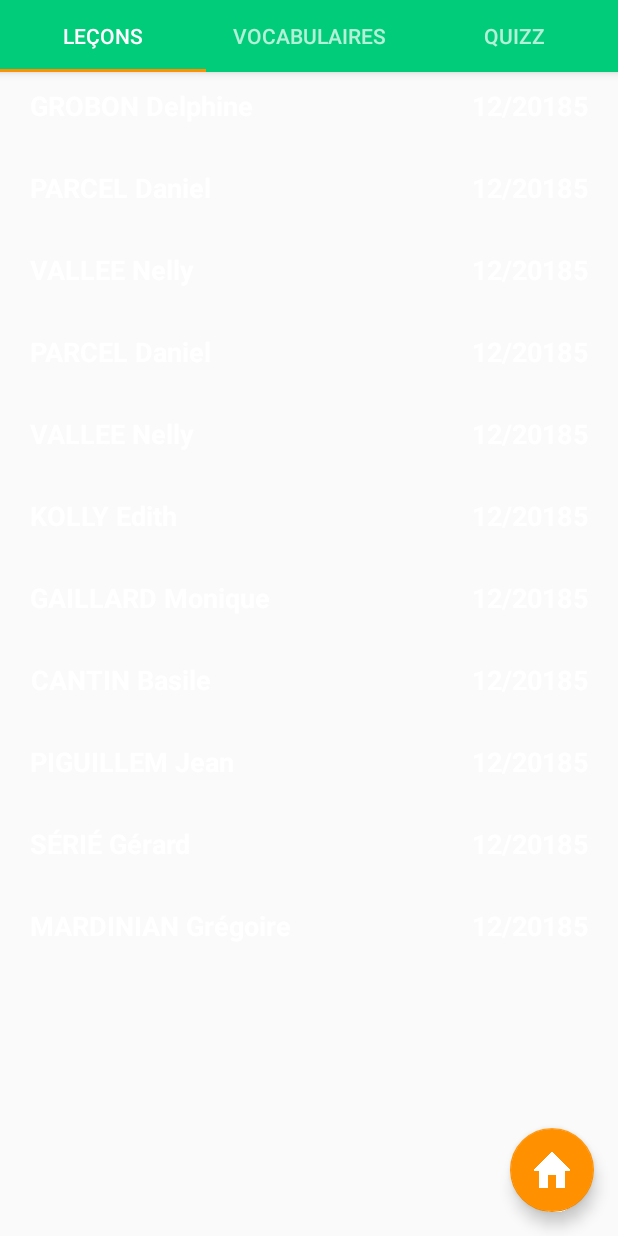
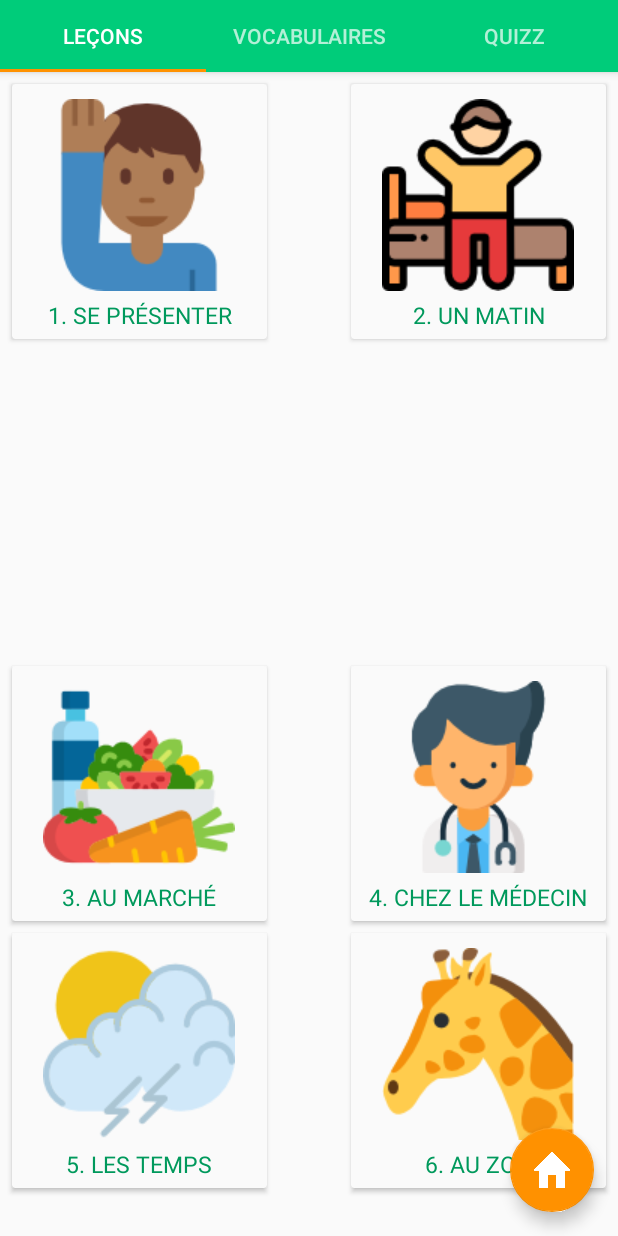
Before and after one commit to laurenkumar/uthayaapp, an Android app: the Tab1Lessons screen opened directly, with no data from a screen before it, on a phone screen of 412 x 824 dp. Run offline under Robolectric (Android 15) with nearby library versions, the phone set to English and light mode, and no system bars.

Commit message:
uthaya_app version 1.0 : working on tab1 of summaryactivity

```diff
--- a/appUthaya/app/build.gradle
+++ b/appUthaya/app/build.gradle
@@ -23,6 +23,7 @@ dependencies {
     implementation 'com.android.support:appcompat-v7:28.0.0'
     implementation 'com.android.support.constraint:constraint-layout:1.1.3'
     implementation 'com.android.support:design:28.0.0'
+    implementation 'com.android.support:support-v4:28.0.0'
     testImplementation 'junit:junit:4.12'
     androidTestImplementation 'com.android.support.test:runner:1.0.2'
     androidTestImplementation 'com.android.support.test.espresso:espresso-core:3.0.2'
--- a/appUthaya/app/src/main/java/com/example/suthayakumar/testapputhaya/SummaryActivity.java
+++ b/appUthaya/app/src/main/java/com/example/suthayakumar/testapputhaya/SummaryActivity.java
@@ -22,19 +22,8 @@ import android.widget.TextView;
 
 public class SummaryActivity extends AppCompatActivity {
 
-    /**
-     * The {@link android.support.v4.view.PagerAdapter} that will provide
-     * fragments for each of the sections. We use a
-     * {@link FragmentPagerAdapter} derivative, which will keep every
-     * loaded fragment in memory. If this becomes too memory intensive, it
-     * may be best to switch to a
-     * {@link android.support.v4.app.FragmentStatePagerAdapter}.
-     */
     private SectionsPagerAdapter mSectionsPagerAdapter;
 
-    /**
-     * The {@link ViewPager} that will host the section contents.
-     */
     private ViewPager mViewPager;
 
     @Override
@@ -42,13 +31,8 @@ public class SummaryActivity extends AppCompatActivity {
         super.onCreate(savedInstanceState);
         setContentView(R.layout.activity_summary);
 
-        /*Toolbar toolbar = (Toolbar) findViewById(R.id.toolbar);
-        setSupportActionBar(toolbar);*/
-        // Create the adapter that will return a fragment for each of the three
-        // primary sections of the activity.
         mSectionsPagerAdapter = new SectionsPagerAdapter(getSupportFragmentManager());
 
-        // Set up the ViewPager with the sections adapter.
         mViewPager = (ViewPager) findViewById(R.id.container);
         mViewPager.setAdapter(mSectionsPagerAdapter);
 
@@ -77,22 +61,16 @@ public class SummaryActivity extends AppCompatActivity {
 
     }
 
-
     @Override
     public boolean onCreateOptionsMenu(Menu menu) {
-        // Inflate the menu; this adds items to the action bar if it is present.
         getMenuInflater().inflate(R.menu.menu_summary, menu);
         return true;
     }
 
     @Override
     public boolean onOptionsItemSelected(MenuItem item) {
-        // Handle action bar item clicks here. The action bar will
-        // automatically handle clicks on the Home/Up button, so long
-        // as you specify a parent activity in AndroidManifest.xml.
         int id = item.getItemId();
 
-        //noinspection SimplifiableIfStatement
         if (id == R.id.action_settings) {
             return true;
         }
@@ -100,23 +78,12 @@ public class SummaryActivity extends AppCompatActivity {
         return super.onOptionsItemSelected(item);
     }
 
-    /**
-     * A placeholder fragment containing a simple view.
-     */
+    //A placeholder fragment containing a simple view.
     public static class PlaceholderFragment extends Fragment {
-        /**
-         * The fragment argument representing the section number for this
-         * fragment.
-         */
         private static final String ARG_SECTION_NUMBER = "section_number";
 
         public PlaceholderFragment() {
         }
-
-        /**
-         * Returns a new instance of this fragment for the given section
-         * number.
-         */
         public static PlaceholderFragment newInstance(int sectionNumber) {
             PlaceholderFragment fragment = new PlaceholderFragment();
             Bundle args = new Bundle();
@@ -135,10 +102,6 @@ public class SummaryActivity extends AppCompatActivity {
         }
     }
 
-    /**
-     * A {@link FragmentPagerAdapter} that returns a fragment corresponding to
-     * one of the sections/tabs/pages.
-     */
     public class SectionsPagerAdapter extends FragmentPagerAdapter {
 
         public SectionsPagerAdapter(FragmentManager fm) {
@@ -165,7 +128,6 @@ public class SummaryActivity extends AppCompatActivity {
 
         @Override
         public int getCount() {
-            // Show 3 total pages.
             return 3;
         }
     }
--- a/appUthaya/app/src/main/java/com/example/suthayakumar/testapputhaya/Tab1Lessons.java
+++ b/appUthaya/app/src/main/java/com/example/suthayakumar/testapputhaya/Tab1Lessons.java
@@ -1,43 +1,28 @@
 package com.example.suthayakumar.testapputhaya;
 
-import android.content.Context;
+import android.app.AlertDialog;
+import android.content.DialogInterface;
 import android.content.Intent;
 import android.os.Bundle;
 import android.support.v4.app.Fragment;
 import android.view.LayoutInflater;
 import android.view.View;
 import android.view.ViewGroup;
-import android.widget.AdapterView;
-import android.widget.BaseAdapter;
-import android.widget.GridView;
-import android.widget.TextView;
-
-import com.example.suthayakumar.testapputhaya.data.SummaryInfo;
-import com.example.suthayakumar.testapputhaya.data.SessionDataManager;
+import android.widget.Button;
 
 public class Tab1Lessons extends Fragment {
 
-    GridView grid;
+    Button chap1;
 
     @Override
     public View onCreateView(LayoutInflater inflater, ViewGroup container,
                              Bundle savedInstanceState) {
         View rootView = inflater.inflate(R.layout.tab1lessons, container, false);
-        if (getActivity() == null)
-            return rootView;
 
-        CustomGrid adapter = new CustomGrid(getActivity(), SessionDataManager.catalog);
-        grid = rootView.findViewById(R.id.catalog);
-        grid.setAdapter(adapter);
-        grid.setOnItemClickListener(new AdapterView.OnItemClickListener() {
-
-            @Override
-            public void onItemClick(AdapterView<?> parent, View view,
-                                    int position, long id) {
-                SessionDataManager.getInstance().save(SessionDataManager.CLIENT_ID,
-                        position);
-
-                Intent intent = new Intent(getActivity(), LessonsInfoActivity.class);
+        chap1 = rootView.findViewById(R.id.chap1);
+        chap1.setOnClickListener(new View.OnClickListener() {
+            public void onClick(View v) {
+                Intent intent = new Intent(getActivity(), MainActivity.class);
                 startActivity(intent);
             }
         });
@@ -45,62 +30,5 @@ public class Tab1Lessons extends Fragment {
         return rootView;
     }
 
-    private class CustomGrid extends BaseAdapter {
-        private final String[][] deliveredClients;
-        LayoutInflater inflater;
-
-        CustomGrid(Context c, String[][] deliveredClients) {
-            this.deliveredClients = deliveredClients;
-            inflater = (LayoutInflater) c.getSystemService(Context.LAYOUT_INFLATER_SERVICE);
-        }
-
-        @Override
-        public int getCount() {
-            return deliveredClients.length;
-        }
-
-        @Override
-        public Object getItem(int position) {
-            return null;
-        }
-
-        @Override
-        public long getItemId(int position) {
-            return 0;
-        }
-
-        @Override
-        public View getView(int position, View convertView, ViewGroup parent) {
-            View grid = convertView;
-            RecordHolder holder;
-
-            if (convertView == null) {
-                grid = inflater.inflate(R.layout.grid_lessons_item, null);
-
-
-                holder = new RecordHolder();
-
-                holder.name = grid.findViewById(R.id.client_name);
-                holder.date = grid.findViewById(R.id.date);
-                holder.coordGps = grid.findViewById(R.id.coord_gps);
-
-                grid.setTag(holder);
-            } else {
-                holder = (RecordHolder) grid.getTag();
-            }
-
-            holder.name.setText(deliveredClients[position][SummaryInfo.name.getValue()]);
-            holder.date.setText(deliveredClients[position][SummaryInfo.date.getValue()]);
-            holder.coordGps.setText(deliveredClients[position][SummaryInfo.coordGprs.getValue()]);
-
-            return grid;
-        }
-    }
-
-    private static class RecordHolder {
-        TextView name;
-        TextView date;
-        TextView coordGps;
-    }
 
 }
--- /dev/null
+++ b/appUthaya/app/src/main/res/drawable/button_lessons.xml
@@ -0,0 +1,16 @@
+<?xml version="1.0" encoding="utf-8"?>
+<shape xmlns:android="http://schemas.android.com/apk/res/android"
+    android:shape="rectangle">
+    <solid
+        android:color="@color/white_gray">
+    </solid>
+
+    <stroke
+        android:width="2dp"
+        android:color="@color/white_gray">
+    </stroke>
+
+    <corners
+        android:radius="1dp">
+    </corners>
+</shape>
--- a/appUthaya/app/src/main/res/layout-v16/tab1lessons.xml
+++ b/appUthaya/app/src/main/res/layout-v16/tab1lessons.xml
@@ -7,7 +7,7 @@
     android:layout_height="match_parent"
     tools:context=".MainActivity$PlaceholderFragment">
 
-    <!--<Button
+    <Button
         android:id="@+id/chap1"
         android:layout_width="170dp"
         android:layout_height="170dp"
@@ -15,10 +15,10 @@
         android:layout_marginLeft="8dp"
         android:layout_marginTop="8dp"
         android:layout_marginBottom="8dp"
-        android:background="@color/white"
+        android:background="@drawable/button_lessons"
         android:contentDescription="@string/say_hello"
         android:drawableTop="@drawable/icon_hello"
-        android:fontFamily="sans-serif-thin"
+        android:fontFamily="sans-serif"
         android:gravity="center"
         android:paddingTop="@dimen/padding_10"
         android:text="@string/title_chap1"
@@ -39,10 +39,10 @@
         android:layout_marginEnd="8dp"
         android:layout_marginRight="8dp"
         android:layout_marginBottom="8dp"
-        android:background="@color/white"
+        android:background="@drawable/button_lessons"
         android:contentDescription="@string/morning"
         android:drawableTop="@drawable/icon_morning"
-        android:fontFamily="sans-serif-thin"
+        android:fontFamily="sans-serif"
         android:gravity="center"
         android:paddingTop="@dimen/padding_10"
         android:text="@string/title_chap2"
@@ -63,20 +63,20 @@
         android:layout_marginLeft="8dp"
         android:layout_marginEnd="8dp"
         android:layout_marginRight="8dp"
-        android:layout_marginBottom="208dp"
-        android:background="@color/white"
+        android:layout_marginBottom="8dp"
+        android:background="@drawable/button_lessons"
         android:contentDescription="@string/market"
         android:drawableTop="@drawable/icon_market"
-        android:fontFamily="sans-serif-thin"
+        android:fontFamily="sans-serif"
         android:gravity="center"
         android:paddingTop="@dimen/padding_10"
         android:text="@string/title_chap3"
         android:textColor="@color/colorPrimaryDark"
         android:textSize="@dimen/little_text_size"
-        app:layout_constraintBottom_toBottomOf="parent"
+        app:layout_constraintBottom_toTopOf="@+id/chap5"
         app:layout_constraintEnd_toStartOf="@+id/chap4"
         app:layout_constraintHorizontal_bias="0.0"
-        app:layout_constraintStart_toStartOf="parent"/>
+        app:layout_constraintStart_toStartOf="parent" />
 
     <Button
         android:id="@+id/chap4"
@@ -84,30 +84,59 @@
         android:layout_height="170dp"
         android:layout_marginEnd="8dp"
         android:layout_marginRight="8dp"
-        android:layout_marginBottom="208dp"
-        android:background="@color/white"
+        android:layout_marginBottom="8dp"
+        android:background="@drawable/button_lessons"
         android:contentDescription="@string/at_gp"
         android:drawableTop="@drawable/icon_doctor"
-        android:fontFamily="sans-serif-thin"
+        android:fontFamily="sans-serif"
         android:gravity="center"
         android:paddingTop="@dimen/padding_10"
         android:text="@string/title_chap4"
         android:textColor="@color/colorPrimaryDark"
         android:textSize="@dimen/little_text_size"
+        app:layout_constraintBottom_toTopOf="@+id/chap6"
+        app:layout_constraintEnd_toEndOf="parent" />
+
+    <Button
+        android:id="@+id/chap5"
+        android:layout_width="170dp"
+        android:layout_height="170dp"
+        android:layout_marginStart="8dp"
+        android:layout_marginLeft="8dp"
+        android:layout_marginBottom="32dp"
+        android:background="@drawable/button_lessons"
+        android:contentDescription="@string/weather"
+        android:drawableTop="@drawable/icon_weather"
+        android:fontFamily="sans-serif"
+        android:gravity="center"
+        android:paddingTop="@dimen/padding_10"
+        android:text="@string/title_chap5"
+        android:textColor="@color/colorPrimaryDark"
+        android:textSize="@dimen/little_text_size"
         app:layout_constraintBottom_toBottomOf="parent"
-        app:layout_constraintEnd_toEndOf="parent"/>-->
+        app:layout_constraintStart_toStartOf="parent" />
 
-    <GridView
-        android:id="@+id/catalog"
-        android:layout_width="match_parent"
-        android:layout_height="wrap_content"
-        android:layout_centerInParent="true"
+    <Button
+        android:id="@+id/chap6"
+        android:layout_width="170dp"
+        android:layout_height="170dp"
+        android:layout_marginStart="8dp"
+        android:layout_marginLeft="8dp"
+        android:layout_marginEnd="8dp"
+        android:layout_marginRight="8dp"
+        android:layout_marginBottom="32dp"
+        android:background="@drawable/button_lessons"
+        android:contentDescription="@string/zoo"
+        android:drawableTop="@drawable/icon_zoo"
+        android:fontFamily="sans-serif"
         android:gravity="center"
-        android:isScrollContainer="true"
-        android:numColumns="1"
-        android:layout_margin="10dp"
-        android:verticalSpacing="10dp"
-        android:horizontalSpacing="10dp"
-        android:stretchMode="columnWidth"/>
+        android:paddingTop="@dimen/padding_10"
+        android:text="@string/title_chap6"
+        android:textColor="@color/colorPrimaryDark"
+        android:textSize="@dimen/little_text_size"
+        app:layout_constraintBottom_toBottomOf="parent"
+        app:layout_constraintEnd_toEndOf="parent"
+        app:layout_constraintHorizontal_bias="1.0"
+        app:layout_constraintStart_toEndOf="@+id/chap5" />
 
 </android.support.constraint.ConstraintLayout>
--- a/appUthaya/app/src/main/res/layout/activity_summary.xml
+++ b/appUthaya/app/src/main/res/layout/activity_summary.xml
@@ -40,12 +40,14 @@
                 android:id="@+id/tabItem2"
                 android:layout_width="wrap_content"
                 android:layout_height="wrap_content"
+                android:textAllCaps="false"
                 android:text="@string/tab2_summaryActivity" />
 
             <android.support.design.widget.TabItem
                 android:id="@+id/tabItem3"
                 android:layout_width="wrap_content"
                 android:layout_height="wrap_content"
+                android:textAllCaps="false"
                 android:text="@string/tab3_summaryActivity" />
 
         </android.support.design.widget.TabLayout>
--- a/appUthaya/app/src/main/res/values/colors.xml
+++ b/appUthaya/app/src/main/res/values/colors.xml
@@ -7,6 +7,7 @@
     <color name="black">#000000</color>
     <color name="white">#ffffff</color>
 
+    <color name="white_gray">#fafafa</color>
     <color name="lemon_green">#C6FF00</color>
 
 
--- a/appUthaya/app/src/main/res/values/strings.xml
+++ b/appUthaya/app/src/main/res/values/strings.xml
@@ -32,10 +32,17 @@
     <string name="title_chap3">3. Au marché</string>
     <string name="at_gp">Icon chez le médecin</string>
     <string name="title_chap4">4. Chez le médecin</string>
+    <string name="weather">Icon de la météo</string>
+    <string name="title_chap5">5. Les temps</string>
+    <string name="zoo">Icon du zoo</string>
+    <string name="title_chap6">6. Au zoo</string>
 
     <!-- Other messages -->
     <string name="not_specified">Non spécifié</string>
     <string name="client_no">Client N°%s</string>
     <string name="client_info">Informations client</string>
 
+    <!-- TODO: Remove or change this placeholder text -->
+    <string name="hello_blank_fragment">Hello blank fragment</string>
+
 </resources>
```
Also changed, not shown: appUthaya/app/src/main/java/com/example/suthayakumar/testapputhaya/Lessons/BlankFragment.java (added, +109 -0 lines), appUthaya/app/src/main/res/drawable/button.xml (added, +16 -0 lines), appUthaya/app/src/main/res/layout/fragment_blank.xml (added, +14 -0 lines), appUthaya/app/src/main/res/drawable/icon_weather.png (added), appUthaya/app/src/main/res/drawable/icon_zoo.png (added).
